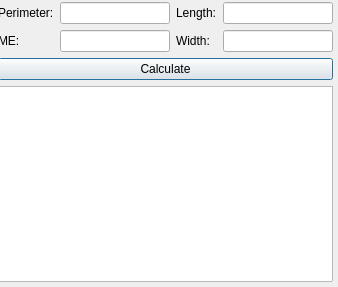
Old version of the form src/gui/rectangle_perimeter.ui in the repository ayham-1/upperLowerBounds.
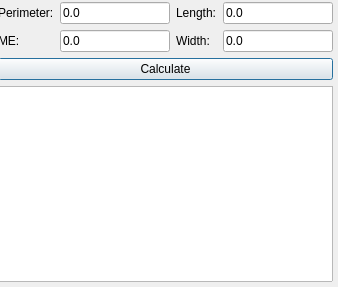
New version of the form.

Diff of the .ui file:
```diff
--- a/src/gui/rectangle_perimeter.ui
+++ b/src/gui/rectangle_perimeter.ui
@@ -13,7 +13,7 @@
   <property name="windowTitle">
    <string>Rectangle Formula: Perimeter</string>
   </property>
-  <widget class="QWidget" name="">
+  <widget class="QWidget" name="layoutWidget">
    <property name="geometry">
     <rect>
      <x>-2</x>
@@ -33,7 +33,11 @@
        </widget>
       </item>
       <item row="0" column="1">
-       <widget class="QLineEdit" name="perimeterText"/>
+       <widget class="QLineEdit" name="perimeterText">
+        <property name="text">
+         <string>0.0</string>
+        </property>
+       </widget>
       </item>
       <item row="0" column="2">
        <widget class="QLabel" name="label_2">
@@ -43,7 +47,11 @@
        </widget>
       </item>
       <item row="0" column="3">
-       <widget class="QLineEdit" name="lengthText"/>
+       <widget class="QLineEdit" name="lengthText">
+        <property name="text">
+         <string>0.0</string>
+        </property>
+       </widget>
       </item>
       <item row="1" column="0">
        <widget class="QLabel" name="label_4">
@@ -53,7 +61,11 @@
        </widget>
       </item>
       <item row="1" column="1">
-       <widget class="QLineEdit" name="perimeterText_2"/>
+       <widget class="QLineEdit" name="maxErrorText">
+        <property name="text">
+         <string>0.0</string>
+        </property>
+       </widget>
       </item>
       <item row="1" column="2">
        <widget class="QLabel" name="label_3">
@@ -63,7 +75,11 @@
        </widget>
       </item>
       <item row="1" column="3">
-       <widget class="QLineEdit" name="widthText"/>
+       <widget class="QLineEdit" name="widthText">
+        <property name="text">
+         <string>0.0</string>
+        </property>
+       </widget>
       </item>
       <item row="2" column="0" colspan="4">
        <widget class="QPushButton" name="calculateBtn">
```
